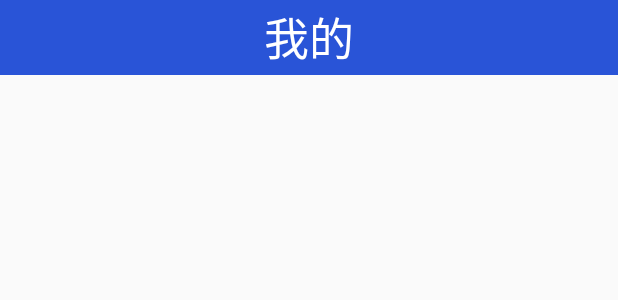
After one commit to moives6/MoiveTest, an Android app: the layout myself_frag.xml on its own in the app's theme, with its tools: preview values and no code run, on a phone screen of 412 x 824 dp. The commit adds this screen. Shown: the top 300 px of the screen. Run offline under Robolectric (Android 15) with nearby library versions, the phone set to English and light mode, and no system bars.

```diff
--- a/WeiYingTest/app/build.gradle
+++ b/WeiYingTest/app/build.gradle
@@ -5,7 +5,7 @@ android {
     buildToolsVersion "25.0.3"
     defaultConfig {
         applicationId "zhaoxixiang.bwie.com.weiyingtest"
-        minSdkVersion 15
+        minSdkVersion 17
         targetSdkVersion 26
         versionCode 1
         versionName "1.0"
@@ -41,4 +41,7 @@ dependencies {
     compile 'com.squareup.picasso:picasso:2.5.2'
 
     compile 'com.hjm:BottomTabBar:1.1.1'
+
+    //发现的依赖
+    compile 'com.daprlabs.aaron:swipedeck:2.0.6'
 }
--- a/WeiYingTest/app/src/main/java/zhaoxixiang/bwie/com/weiyingtest/MainActivity.java
+++ b/WeiYingTest/app/src/main/java/zhaoxixiang/bwie/com/weiyingtest/MainActivity.java
@@ -6,6 +6,7 @@ import android.support.v7.app.AppCompatActivity;
 
 import com.hjm.bottomtabbar.BottomTabBar;
 
+import zhaoxixiang.bwie.com.weiyingtest.Fragment.FragMySelf;
 import zhaoxixiang.bwie.com.weiyingtest.Fragment.ShouYeFragment;
 import zhaoxixiang.bwie.com.weiyingtest.Fragment.ZhuanFragment;
 
@@ -28,7 +29,7 @@ public class MainActivity extends AppCompatActivity {
                 .addTabItem("精选",R.mipmap.found_select,R.mipmap.found,ShouYeFragment.class)
                 .addTabItem("专题",R.mipmap.special_select,R.mipmap.special,ZhuanFragment.class)
                 .addTabItem("发现",R.mipmap.fancy_select,R.mipmap.fancy,ShouYe.class)
-                .addTabItem("我的",R.mipmap.my_select,R.mipmap.my,ShouYe.class);
+                .addTabItem("我的",R.mipmap.my_select,R.mipmap.my,FragMySelf.class);
 
     }
 
--- /dev/null
+++ b/WeiYingTest/app/src/main/res/layout/myself_frag.xml
@@ -0,0 +1,20 @@
+<?xml version="1.0" encoding="utf-8"?>
+<LinearLayout xmlns:android="http://schemas.android.com/apk/res/android"
+    android:layout_width="match_parent"
+    android:layout_height="match_parent"
+    android:orientation="vertical">
+
+    <RelativeLayout
+        android:layout_width="match_parent"
+        android:layout_height="50dp"
+        android:background="#FF2954D7">
+
+        <TextView
+            android:layout_width="match_parent"
+            android:layout_height="match_parent"
+            android:gravity="center"
+            android:text="我的"
+            android:textColor="#fff"
+            android:textSize="30sp" />
+    </RelativeLayout>
+</LinearLayout>
```
Also changed, not shown: WeiYingTest/app/src/main/java/zhaoxixiang/bwie/com/weiyingtest/Fragment/FragMySelf.java (+6 -1 lines).
